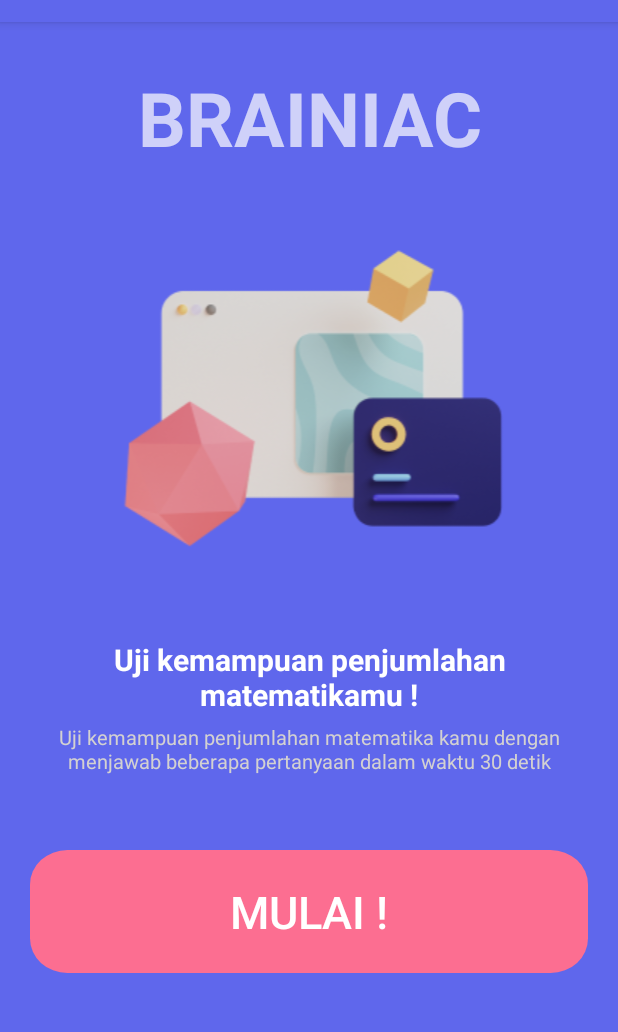
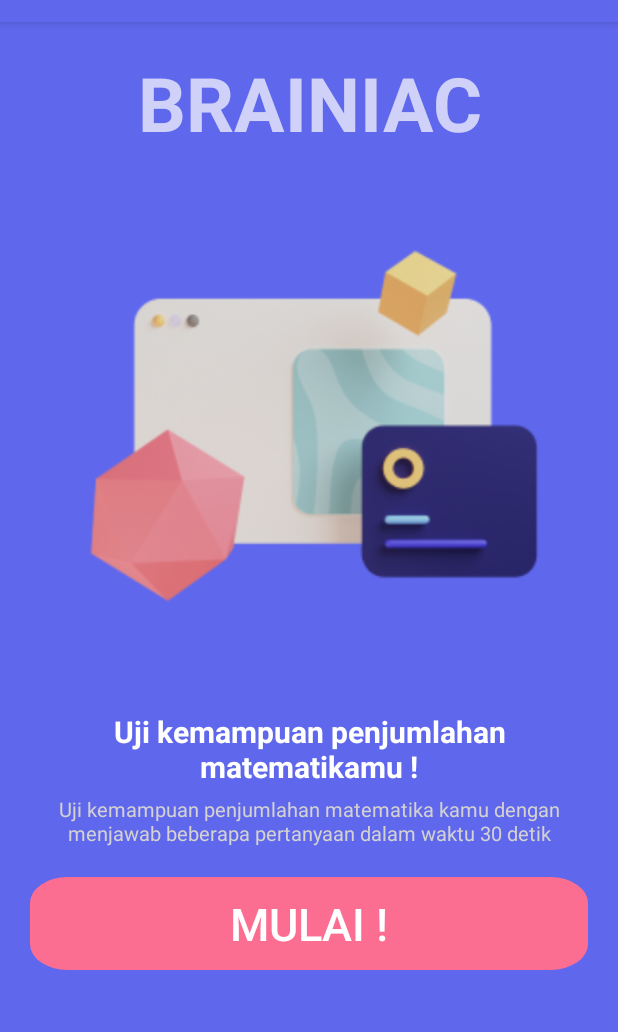
Before and after one commit to JonathanUlhaq/Java-BrainTrainsApps, an Android app: the screen it shows after launch (MainActivity), on a phone screen of 412 x 824 dp, the part 62-1094 px from its top. Run offline under Robolectric (Android 15) with nearby library versions, the phone set to English and light mode, and no system bars.

Commit message:
Revisi responsive

```diff
--- a/app/src/main/res/drawable/ic_buton.xml
+++ b/app/src/main/res/drawable/ic_buton.xml
@@ -1,6 +1,6 @@
 <vector xmlns:android="http://schemas.android.com/apk/res/android"
-    android:width="343dp"
-    android:height="82dp"
+    android:width="323dp"
+    android:height="62dp"
     android:viewportWidth="343"
     android:viewportHeight="82">
   <path
--- a/app/src/main/res/layout/activity_main.xml
+++ b/app/src/main/res/layout/activity_main.xml
@@ -13,6 +13,7 @@
         android:visibility="visible"
         android:background="#5F67EC"
         android:padding="20dp"
+        android:weightSum="3"
         android:orientation="vertical"
         android:id="@+id/landing"
         app:layout_constraintEnd_toEndOf="@+id/gameplay"
@@ -25,13 +26,13 @@
             android:textStyle="bold"
             android:autoSizeTextType="uniform"
             android:textSize="50sp"
-            android:layout_marginTop="10dp"
             android:gravity="center"/>
 
         <ImageView
             android:layout_width="match_parent"
             android:layout_height="wrap_content"
-
+            android:layout_gravity="center"
+            android:layout_weight="1"
             android:src="@drawable/ilus" />
 
         <TextView
@@ -58,10 +59,11 @@
         <Button
             android:layout_width="match_parent"
             android:layout_height="wrap_content"
-            android:layout_marginTop="50dp"
+            android:layout_marginTop="20dp"
             android:background="@drawable/ic_buton"
             android:theme="@style/Theme.warna"
             android:text="MULAI !"
+
             android:textColor="#FFF"
 
             android:id="@+id/mulai"
@@ -137,6 +139,7 @@
             android:text="10 + 1"
             android:autoSizeTextType="uniform"
             android:textColor="#FFF"
+            android:backgroundTint="#DD62FF"
             android:background="@drawable/score"
             android:textSize="20sp"
             app:layout_constraintBottom_toBottomOf="parent"
@@ -152,8 +155,8 @@
             app:layout_constraintBottom_toBottomOf="parent"
             app:layout_constraintEnd_toEndOf="parent"
             app:layout_constraintStart_toStartOf="parent"
-            app:layout_constraintTop_toTopOf="parent"
-            app:layout_constraintVertical_bias="0.53">
+            app:layout_constraintTop_toBottomOf="@+id/sum"
+            app:layout_constraintVertical_bias="0.2">
 
             <Button
                 android:id="@+id/button"
@@ -161,11 +164,11 @@
                 android:layout_height="wrap_content"
                 android:layout_margin="10dp"
                 android:background="@drawable/rounded2"
+                android:gravity="center"
                 android:onClick="jawaban"
-                android:gravity="center"
                 android:tag="0"
+                android:text="3"
                 android:textColor="#FFF"
-                android:text="3"
                 android:textSize="80sp"
                 app:layout_column="0"
                 app:layout_columnWeight="1"
@@ -179,13 +182,13 @@
                 android:layout_height="wrap_content"
                 android:layout_margin="10dp"
                 android:background="@drawable/rounded1"
+                android:gravity="center"
                 android:onClick="jawaban"
                 android:tag="1"
+                android:text="3"
                 android:textColor="#FFF"
-                android:text="3"
                 android:textSize="80sp"
                 app:layout_column="1"
-                android:gravity="center"
                 app:layout_columnWeight="1"
                 app:layout_gravity="fill"
                 app:layout_row="0"
@@ -196,8 +199,9 @@
                 android:layout_width="wrap_content"
                 android:layout_height="wrap_content"
                 android:layout_margin="10dp"
+                android:background="@drawable/rounded"
+                android:gravity="center"
                 android:onClick="jawaban"
-                android:background="@drawable/rounded"
                 android:tag="2"
                 android:text="3"
                 android:textColor="#FFF"
@@ -206,7 +210,6 @@
                 app:layout_columnWeight="1"
                 app:layout_gravity="fill"
                 app:layout_row="1"
-                android:gravity="center"
                 app:layout_rowWeight="1" />
 
             <Button
@@ -214,8 +217,8 @@
                 android:layout_width="wrap_content"
                 android:layout_height="wrap_content"
                 android:layout_margin="10dp"
+                android:background="@drawable/rounded3"
                 android:gravity="center"
-                android:background="@drawable/rounded3"
                 android:onClick="jawaban"
                 android:tag="3"
                 android:text="3"
--- a/app/src/main/res/values/themes.xml
+++ b/app/src/main/res/values/themes.xml
@@ -3,7 +3,7 @@
     <style name="Theme.BrainTrainer" parent="Theme.AppCompat">
         <!-- Primary brand color. -->
         <item name="colorPrimary">#5F67EC</item>
-        <item name="colorPrimaryVariant">@color/purple_700</item>
+        <item name="colorPrimaryVariant">#5F67EC</item>
         <item name="colorOnPrimary">@color/white</item>
         <!-- Secondary brand color. -->
         <item name="colorSecondary">@color/teal_200</item>
```
